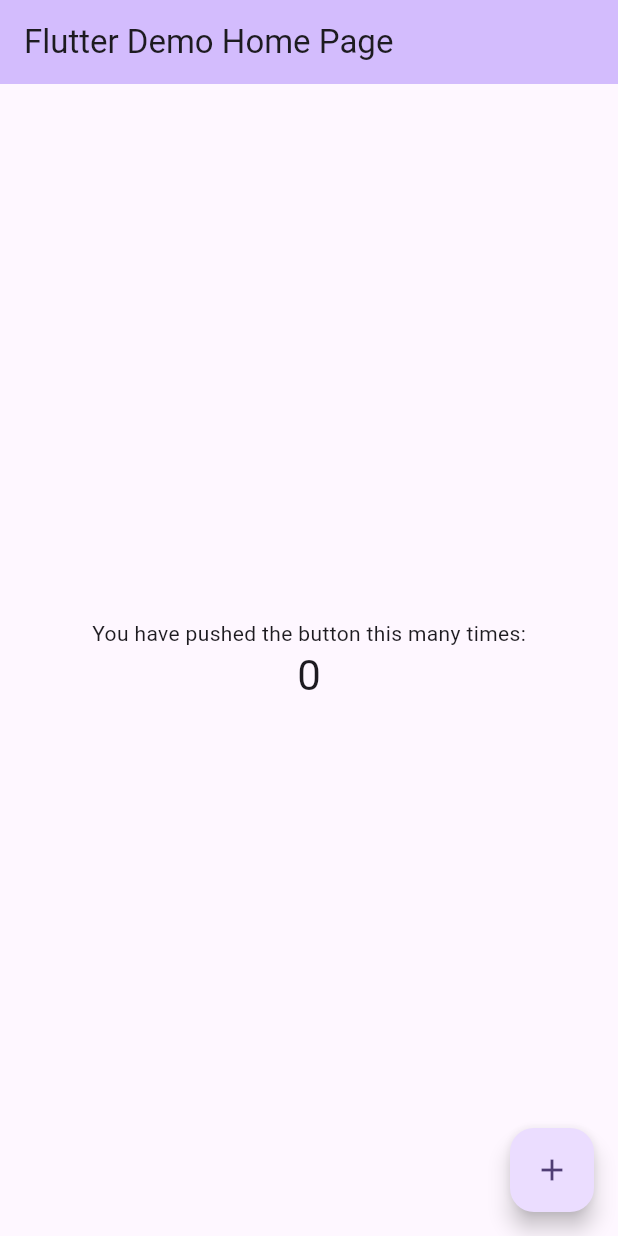
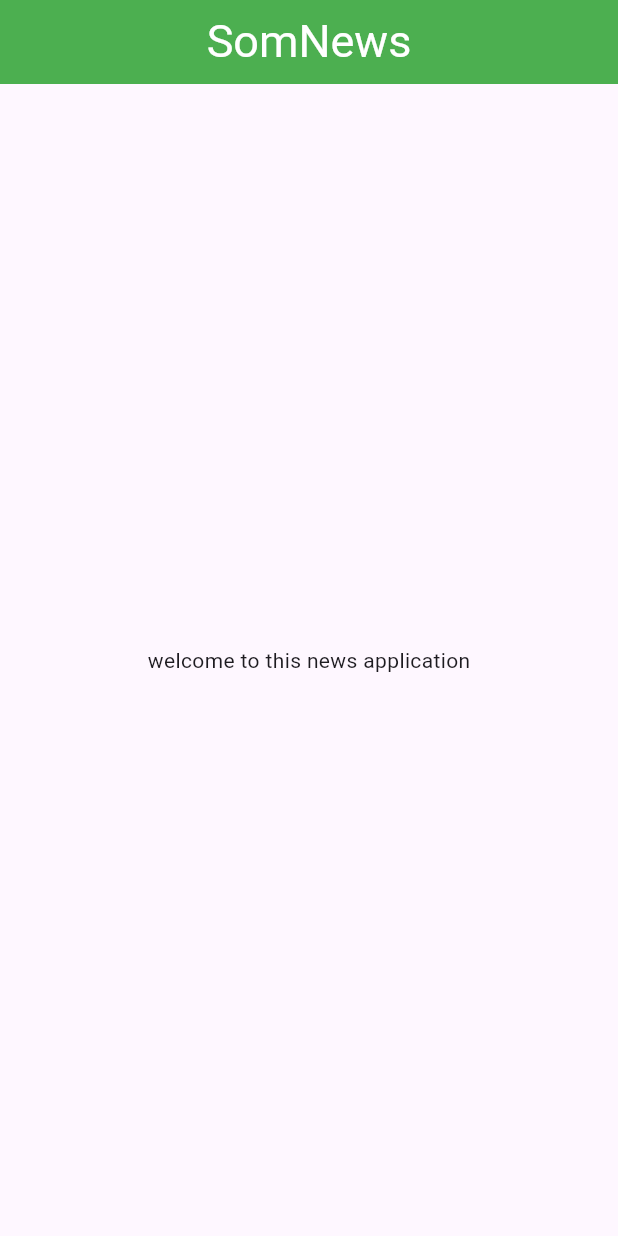
Before and after one commit to awwsalah/somnews_v2, a Flutter app: the screen it shows after launch, on a phone screen of 412 x 824 dp. Run offline on Flutter 3.47's test engine with Material 3 defaults, Android fonts, the phone set to English and light mode, and no system bars.

Commit message:
first part of the project, somnews.

```diff
--- a/lib/main.dart
+++ b/lib/main.dart
@@ -1,122 +1,19 @@
 import 'package:flutter/material.dart';
+import 'package:somnews_v2/somnews.dart';
 
 void main() {
-  runApp(const MyApp());
+  runApp(MyApp());
 }
 
 class MyApp extends StatelessWidget {
   const MyApp({super.key});
 
-  // This widget is the root of your application.
   @override
   Widget build(BuildContext context) {
     return MaterialApp(
-      title: 'Flutter Demo',
-      theme: ThemeData(
-        // This is the theme of your application.
-        //
-        // TRY THIS: Try running your application with "flutter run". You'll see
-        // the application has a purple toolbar. Then, without quitting the app,
-        // try changing the seedColor in the colorScheme below to Colors.green
-        // and then invoke "hot reload" (save your changes or press the "hot
-        // reload" button in a Flutter-supported IDE, or press "r" if you used
-        // the command line to start the app).
-        //
-        // Notice that the counter didn't reset back to zero; the application
-        // state is not lost during the reload. To reset the state, use hot
-        // restart instead.
-        //
-        // This works for code too, not just values: Most code changes can be
-        // tested with just a hot reload.
-        colorScheme: ColorScheme.fromSeed(seedColor: Colors.deepPurple),
-      ),
-      home: const MyHomePage(title: 'Flutter Demo Home Page'),
+      debugShowCheckedModeBanner: false,
+      title: 'SomNews',
+      home: SomNews(),
     );
   }
 }
-
-class MyHomePage extends StatefulWidget {
-  const MyHomePage({super.key, required this.title});
-
-  // This widget is the home page of your application. It is stateful, meaning
-  // that it has a State object (defined below) that contains fields that affect
-  // how it looks.
-
-  // This class is the configuration for the state. It holds the values (in this
-  // case the title) provided by the parent (in this case the App widget) and
-  // used by the build method of the State. Fields in a Widget subclass are
-  // always marked "final".
-
-  final String title;
-
-  @override
-  State<MyHomePage> createState() => _MyHomePageState();
-}
-
-class _MyHomePageState extends State<MyHomePage> {
-  int _counter = 0;
-
-  void _incrementCounter() {
-    setState(() {
-      // This call to setState tells the Flutter framework that something has
-      // changed in this State, which causes it to rerun the build method below
-      // so that the display can reflect the updated values. If we changed
-      // _counter without calling setState(), then the build method would not be
-      // called again, and so nothing would appear to happen.
-      _counter++;
-    });
-  }
-
-  @override
-  Widget build(BuildContext context) {
-    // This method is rerun every time setState is called, for instance as done
-    // by the _incrementCounter method above.
-    //
-    // The Flutter framework has been optimized to make rerunning build methods
-    // fast, so that you can just rebuild anything that needs updating rather
-    // than having to individually change instances of widgets.
-    return Scaffold(
-      appBar: AppBar(
-        // TRY THIS: Try changing the color here to a specific color (to
-        // Colors.amber, perhaps?) and trigger a hot reload to see the AppBar
-        // change color while the other colors stay the same.
-        backgroundColor: Theme.of(context).colorScheme.inversePrimary,
-        // Here we take the value from the MyHomePage object that was created by
-        // the App.build method, and use it to set our appbar title.
-        title: Text(widget.title),
-      ),
-      body: Center(
-        // Center is a layout widget. It takes a single child and positions it
-        // in the middle of the parent.
-        child: Column(
-          // Column is also a layout widget. It takes a list of children and
-          // arranges them vertically. By default, it sizes itself to fit its
-          // children horizontally, and tries to be as tall as its parent.
-          //
-          // Column has various properties to control how it sizes itself and
-          // how it positions its children. Here we use mainAxisAlignment to
-          // center the children vertically; the main axis here is the vertical
-          // axis because Columns are vertical (the cross axis would be
-          // horizontal).
-          //
-          // TRY THIS: Invoke "debug painting" (choose the "Toggle Debug Paint"
-          // action in the IDE, or press "p" in the console), to see the
-          // wireframe for each widget.
-          mainAxisAlignment: MainAxisAlignment.center,
-          children: <Widget>[
-            const Text('You have pushed the button this many times:'),
-            Text(
-              '$_counter',
-              style: Theme.of(context).textTheme.headlineMedium,
-            ),
-          ],
-        ),
-      ),
-      floatingActionButton: FloatingActionButton(
-        onPressed: _incrementCounter,
-        tooltip: 'Increment',
-        child: const Icon(Icons.add),
-      ), // This trailing comma makes auto-formatting nicer for build methods.
-    );
-  }
-}
--- /dev/null
+++ b/lib/somnews.dart
@@ -0,0 +1,34 @@
+import 'package:flutter/material.dart';
+
+class SomNews extends StatelessWidget {
+  const SomNews({super.key});
+
+  @override
+  Widget build(BuildContext context) {
+    return const NewsScreen();
+  }
+}
+
+class NewsScreen extends StatefulWidget {
+  const NewsScreen({super.key});
+
+  @override
+  State<NewsScreen> createState() => _NewsScreenState();
+}
+
+class _NewsScreenState extends State<NewsScreen> {
+  @override
+  Widget build(BuildContext context) {
+    return Scaffold(
+      appBar: AppBar(
+        title: Text(
+          'SomNews',
+          style: TextStyle(color: Colors.white, fontSize: 30),
+        ),
+        backgroundColor: Colors.green,
+        centerTitle: true,
+      ),
+      body: Center(child: Text("welcome to this news application")),
+    );
+  }
+}
```
